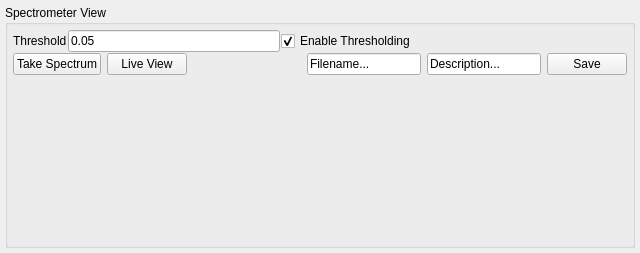
Before: the Qt Designer form nplab/instrument/spectrometer/spectrometer_view.ui in nanophotonics/nplab, drawn with Qt 5.
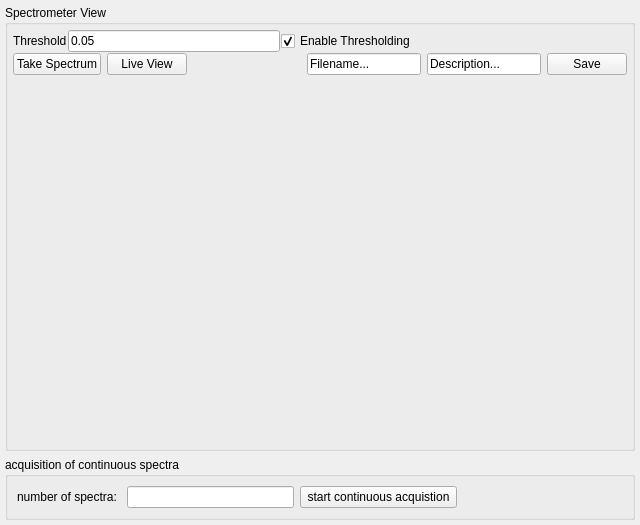
After: the same form once the commit is applied.

```diff
--- a/nplab/instrument/spectrometer/spectrometer_view.ui
+++ b/nplab/instrument/spectrometer/spectrometer_view.ui
@@ -7,7 +7,7 @@
     <x>0</x>
     <y>0</y>
     <width>640</width>
-    <height>253</height>
+    <height>525</height>
    </rect>
   </property>
   <property name="windowTitle">
@@ -226,6 +226,45 @@
      </layout>
     </widget>
    </item>
+   <item>
+    <widget class="QGroupBox" name="continuousAcquisttionGroupBox">
+     <property name="title">
+      <string>acquisition of continuous spectra</string>
+     </property>
+     <layout class="QHBoxLayout" name="horizontalLayout_2">
+      <item>
+       <widget class="QLabel" name="label">
+        <property name="text">
+         <string>number of spectra: </string>
+        </property>
+       </widget>
+      </item>
+      <item>
+       <widget class="QLineEdit" name="spectraToSave"/>
+      </item>
+      <item>
+       <widget class="QPushButton" name="startContAcq">
+        <property name="text">
+         <string> start continuous acquistion </string>
+        </property>
+       </widget>
+      </item>
+      <item>
+       <spacer name="horizontalSpacer_2">
+        <property name="orientation">
+         <enum>Qt::Horizontal</enum>
+        </property>
+        <property name="sizeHint" stdset="0">
+         <size>
+          <width>40</width>
+          <height>20</height>
+         </size>
+        </property>
+       </spacer>
+      </item>
+     </layout>
+    </widget>
+   </item>
   </layout>
  </widget>
  <resources/>
```
Left out of the diff: 30 changed lines with no effect on the pictures.
